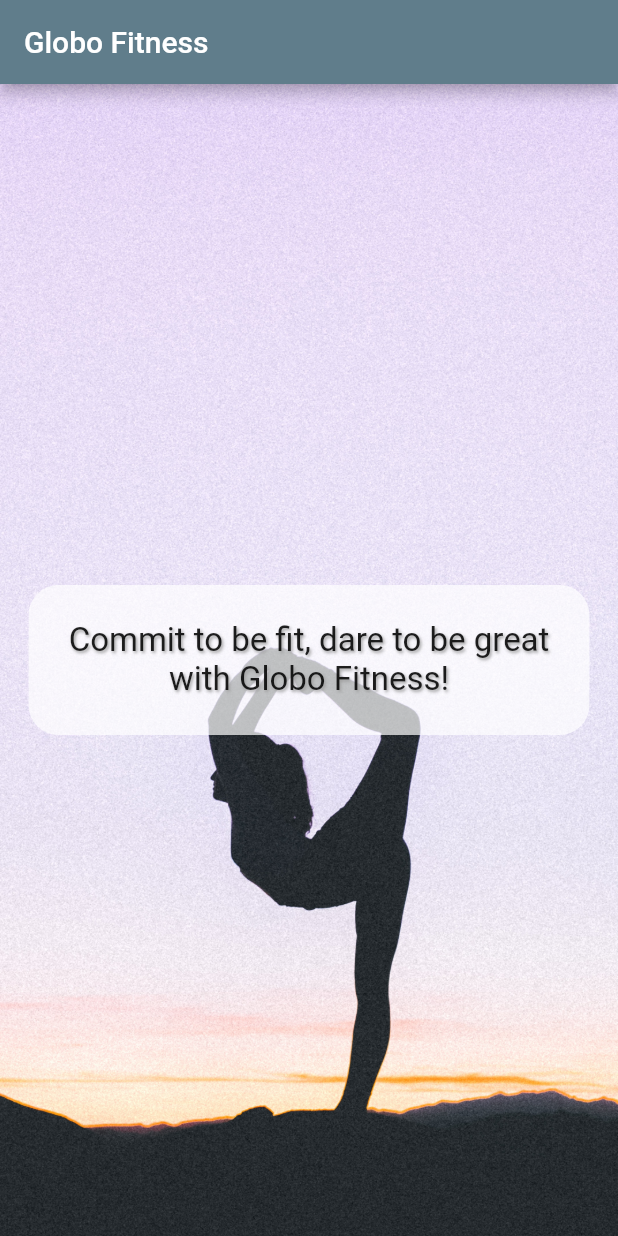
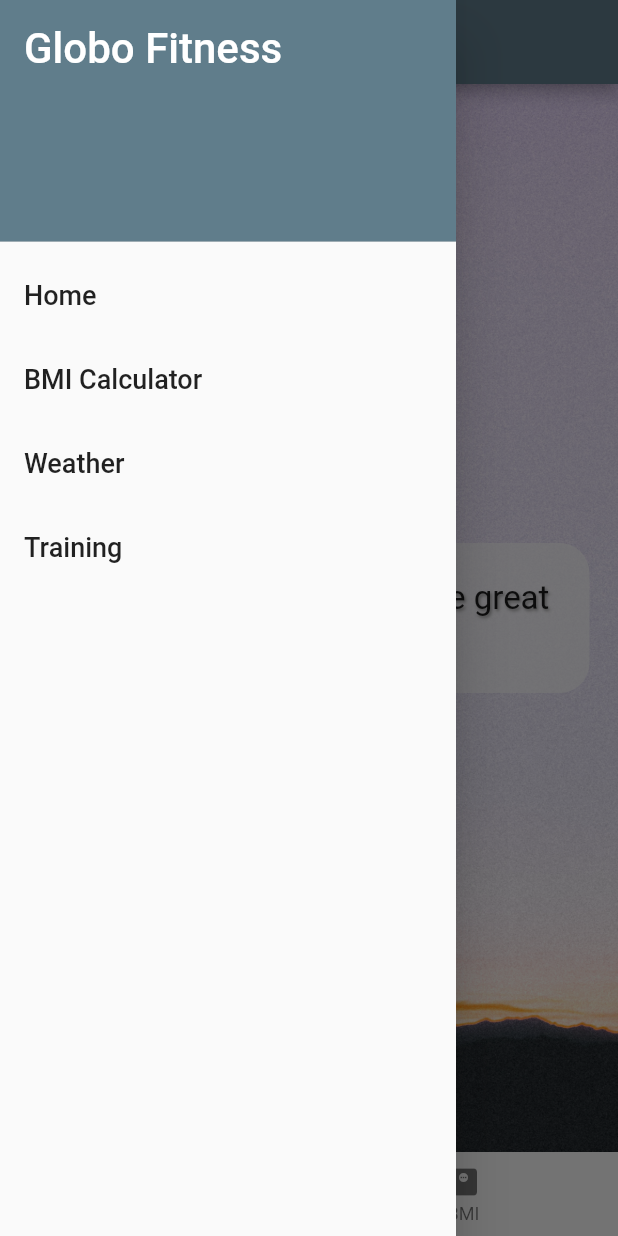
Before and after one commit to mguppy/flutter-practice, a Flutter app: the screen it shows after launch, with the side drawer open (before the commit the screen has no drawer), on a phone screen of 412 x 824 dp. Run offline on Flutter 3.47's test engine with Material 2 defaults, Android fonts, the phone set to English and light mode, and no system bars.

Commit message:
navigation bar added

```diff
--- a/lib/main.dart
+++ b/lib/main.dart
@@ -1,6 +1,7 @@
 //Contains widgets
 import 'package:flutter/material.dart';
-import 'package:hello_world_2/screens/intro_screen.dart';
+import '/screens/bmi_screen.dart';
+import '/screens/intro_screen.dart';
 
 //Will not run without main
 void main() {
@@ -17,7 +18,13 @@
   Widget build(BuildContext context) {
     return MaterialApp(
       theme: ThemeData(primarySwatch: Colors.blueGrey),
-      home: IntroScreen());
+      routes: {
+        '/': (context) => IntroScreen(),
+        '/bmi': (context) => BmiScreen(),
+      },
+      initialRoute: '/',
+      // home: IntroScreen());
+    );
   }
 }
 
--- a/lib/screens/intro_screen.dart
+++ b/lib/screens/intro_screen.dart
@@ -1,4 +1,6 @@
 import 'package:flutter/material.dart';
+import '../shared/menu_drawer.dart';
+import '../shared/menu_botton.dart';
 
 class IntroScreen extends StatelessWidget {
   const IntroScreen({Key? key}) : super(key: key);
@@ -7,6 +9,8 @@
   Widget build(BuildContext context) {
     return Scaffold(
         appBar: AppBar(title: Text('Globo Fitness')),
+        drawer: MenuDrawer(),
+        bottomNavigationBar: MenuBottom(),
         body: Container(
           decoration: BoxDecoration(
               image: DecorationImage(
--- /dev/null
+++ b/lib/shared/menu_botton.dart
@@ -0,0 +1,28 @@
+import 'package:flutter/material.dart';
+
+class MenuBottom extends StatelessWidget {
+  const MenuBottom({
+    Key? key,
+  }) : super(key: key);
+
+  @override
+  Widget build(BuildContext context) {
+    return BottomNavigationBar(
+      onTap: (int index) {
+        switch (index) {
+          case 0:
+            Navigator.pushNamed(context, '/');
+            break;
+          case 1:
+            Navigator.pushNamed(context, '/bmi');
+            break;
+        }
+      },
+      items: [
+        BottomNavigationBarItem(icon: Icon(Icons.home), label: 'Home'),
+        BottomNavigationBarItem(
+            icon: Icon(Icons.monitor_weight), label: 'BMI'),
+      ],
+    );
+  }
+}
--- /dev/null
+++ b/lib/shared/menu_drawer.dart
@@ -0,0 +1,49 @@
+import 'package:flutter/material.dart';
+import '../screens/bmi_screen.dart';
+import '../screens/intro_screen.dart';
+
+class MenuDrawer extends StatelessWidget {
+  const MenuDrawer({Key? key}) : super(key: key);
+
+  @override
+  Widget build(BuildContext context) {
+    return Drawer(
+      child: ListView(
+        children: buildMenuItems(context),
+      ),
+    );
+  }
+
+  List<Widget> buildMenuItems(BuildContext context) {
+    final List<String> menuTitles = [
+      'Home',
+      'BMI Calculator',
+      'Weather',
+      'Training'
+    ];
+    List<Widget> menuItems = [];
+    menuItems.add(DrawerHeader(
+        decoration: BoxDecoration(color: Colors.blueGrey),
+        child: Text('Globo Fitness',
+            style: TextStyle(color: Colors.white, fontSize: 28))));
+    menuTitles.forEach((String element) {
+      Widget screen = Container();
+      menuItems.add(ListTile(
+          title: Text(element, style: TextStyle(fontSize: 18)),
+          onTap: () {
+            switch (element) {
+              case 'Home':
+                screen = IntroScreen();
+                break;
+              case 'BMI Calculator':
+                screen = BmiScreen();
+                break;
+            }
+            Navigator.of(context).pop();
+            Navigator.of(context)
+                .push(MaterialPageRoute(builder: (context) => screen));
+          }));
+    });
+    return menuItems;
+  }
+}
```
Also changed, not shown: lib/screens/bmi_screen.dart (added, +16 -0 lines), 3 other files.
